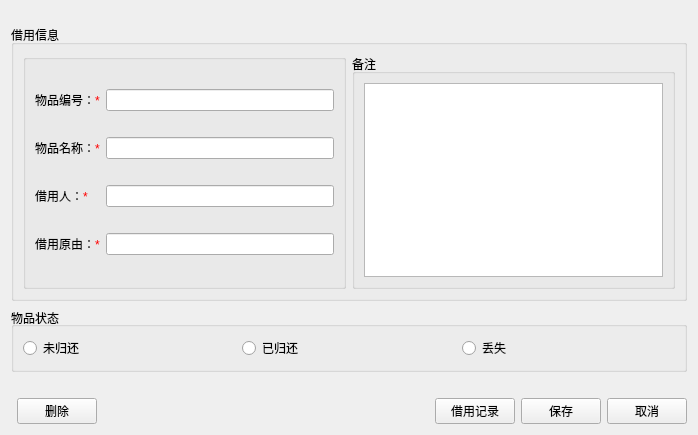
Old version of the form src/CEditInfoDialog.ui in the repository AlexRain/BRSystem.
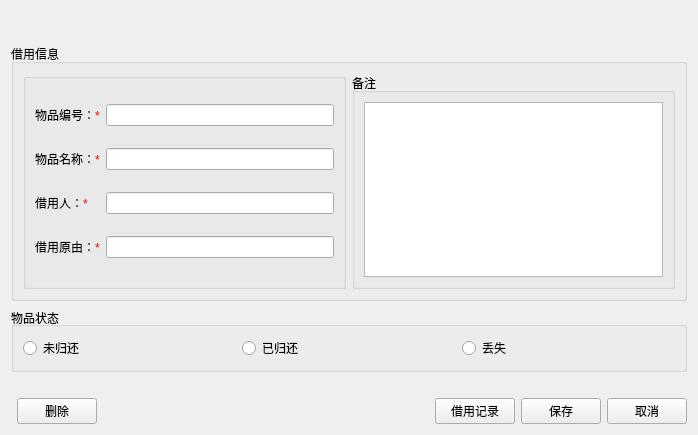
New version of the form.

Patch:
```diff
--- a/src/CEditInfoDialog.ui
+++ b/src/CEditInfoDialog.ui
@@ -21,7 +21,7 @@
   </property>
   <layout class="QGridLayout" name="gridLayout_2">
    <property name="topMargin">
-    <number>25</number>
+    <number>44</number>
    </property>
    <item row="1" column="0" colspan="2">
     <widget class="QGroupBox" name="groupBox_status">
```
Left out of the diff: 14 changed lines with no effect on the pictures.
